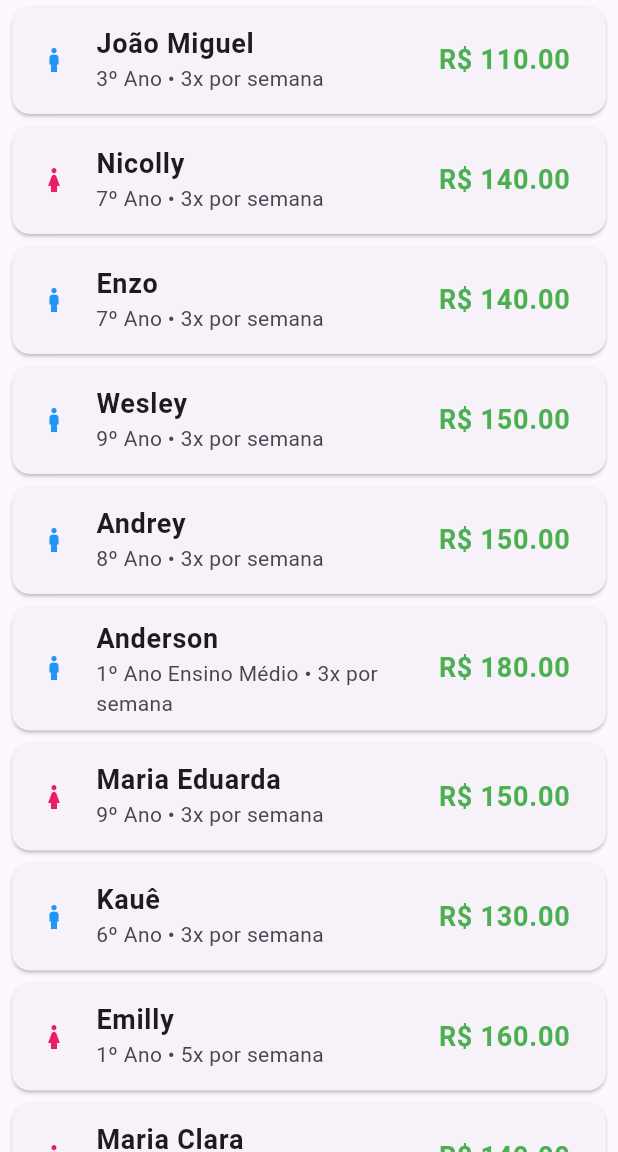
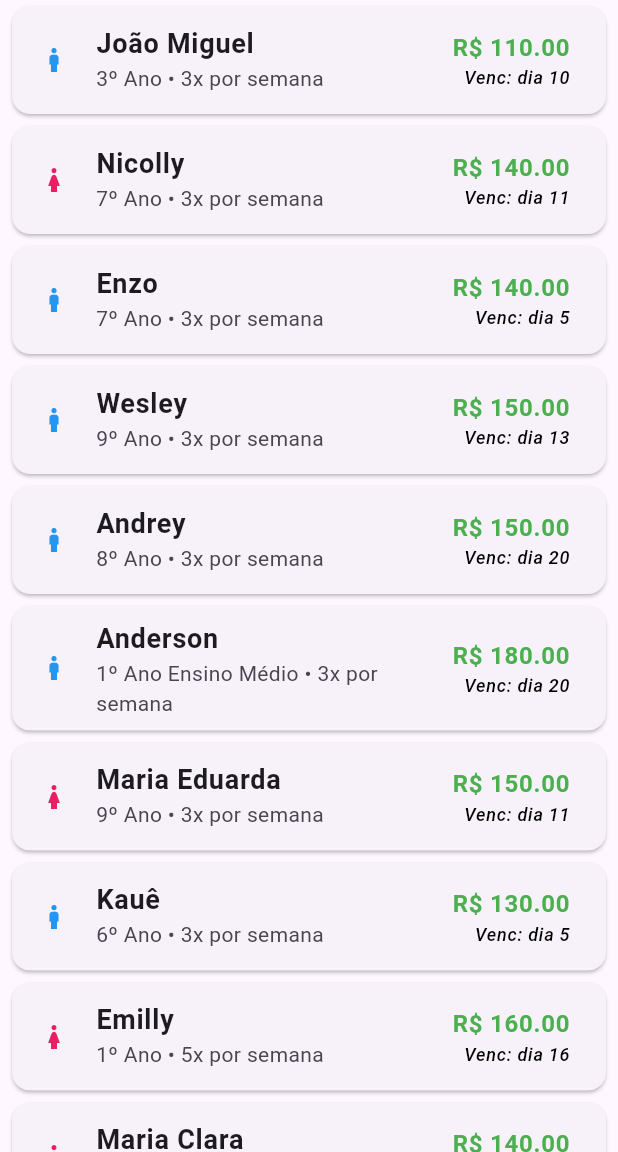
Before and after one commit to christian-marques/teaching_planner, a Flutter app: the StudentsPage screen opened directly, on a phone screen of 412 x 824 dp, the part 84-1236 px from its top. Run offline on Flutter 3.47's test engine with Material 3 defaults, Android fonts, the phone set to English and light mode, and no system bars.

Commit message:
Página Aluno
Adição do dia de pagamento de cada aluno

```diff
--- a/teaching_planner/lib/components/student_tile.dart
+++ b/teaching_planner/lib/components/student_tile.dart
@@ -18,9 +18,19 @@ class StudentTile extends StatelessWidget {
         ),
         title: Text(student.name, style: const TextStyle(fontSize: 18, fontWeight: FontWeight.bold)),
         subtitle: Text("${student.grade} • ${student.classesPerWeek}x por semana"),
-        trailing: Text(
-          "R\$ ${FinanceService.getTuitionFee(student).toStringAsFixed(2)}",
-          style: const TextStyle(fontSize: 18, fontWeight: FontWeight.bold, color: Colors.green),
+        trailing: Column(
+          crossAxisAlignment: CrossAxisAlignment.end,
+          mainAxisAlignment: MainAxisAlignment.center,
+          children: [
+            Text(
+              "R\$ ${FinanceService.getTuitionFee(student).toStringAsFixed(2)}",
+              style: const TextStyle(fontSize: 16, fontWeight: FontWeight.bold, color: Colors.green),
+            ),
+            Text(
+              "Venc: dia ${student.paymentDay}",
+              style: const TextStyle(fontSize: 12, fontStyle: FontStyle.italic, color: Colors.black),
+            ),
+          ],
         ),
       ),
     );
--- a/teaching_planner/lib/models/student.dart
+++ b/teaching_planner/lib/models/student.dart
@@ -2,12 +2,14 @@ class Student {
   final String name;
   final String gender;
   final String grade;
-  final int classesPerWeek; // 3 ou 5 aulas por semana
+  final int classesPerWeek;
+  final int paymentDay;
 
   Student({
     required this.name,
     required this.gender,
     required this.grade,
     required this.classesPerWeek,
+    required this.paymentDay,
   });
 }
--- a/teaching_planner/lib/services/student_service.dart
+++ b/teaching_planner/lib/services/student_service.dart
@@ -3,16 +3,16 @@ import '../models/student.dart';
 class StudentService {
   static List<Student> getStudents() {
     return [
-      Student(name: "João Miguel", gender: "Masculino", grade: "3º Ano", classesPerWeek: 3),
-      Student(name: "Nicolly", gender: "Feminino", grade: "7º Ano", classesPerWeek: 3),
-      Student(name: "Enzo", gender: "Masculino", grade: "7º Ano", classesPerWeek: 3),
-      Student(name: "Wesley", gender: "Masculino", grade: "9º Ano", classesPerWeek: 3),
-      Student(name: "Andrey", gender: "Masculino", grade: "8º Ano", classesPerWeek: 3),
-      Student(name: "Anderson", gender: "Masculino", grade: "1º Ano Ensino Médio", classesPerWeek: 3),
-      Student(name: "Maria Eduarda", gender: "Feminino", grade: "9º Ano", classesPerWeek: 3),
-      Student(name: "Kauê", gender: "Masculino", grade: "6º Ano", classesPerWeek: 3),
-      Student(name: "Emilly", gender: "Feminino", grade: "1º Ano", classesPerWeek: 5),
-      Student(name: "Maria Clara", gender: "Feminino", grade: "7º Ano", classesPerWeek: 3),
+      Student(name: "João Miguel",    gender: "Masculino",  grade: "3º Ano",                classesPerWeek: 3,  paymentDay: 10),
+      Student(name: "Nicolly",        gender: "Feminino",   grade: "7º Ano",                classesPerWeek: 3,  paymentDay: 11),
+      Student(name: "Enzo",           gender: "Masculino",  grade: "7º Ano",                classesPerWeek: 3,  paymentDay: 5),
+      Student(name: "Wesley",         gender: "Masculino",  grade: "9º Ano",                classesPerWeek: 3,  paymentDay: 13),
+      Student(name: "Andrey",         gender: "Masculino",  grade: "8º Ano",                classesPerWeek: 3,  paymentDay: 20),
+      Student(name: "Anderson",       gender: "Masculino",  grade: "1º Ano Ensino Médio",   classesPerWeek: 3,  paymentDay: 20),
+      Student(name: "Maria Eduarda",  gender: "Feminino",   grade: "9º Ano",                classesPerWeek: 3,  paymentDay: 11),
+      Student(name: "Kauê",           gender: "Masculino",  grade: "6º Ano",                classesPerWeek: 3,  paymentDay: 5),
+      Student(name: "Emilly",         gender: "Feminino",   grade: "1º Ano",                classesPerWeek: 5,  paymentDay: 16),
+      Student(name: "Maria Clara",    gender: "Feminino",   grade: "7º Ano",                classesPerWeek: 3,  paymentDay: 11),
     ];
   }
 }
```
Also changed, not shown: teaching_planner/lib/pages/finance.dart (+33 -3 lines).
